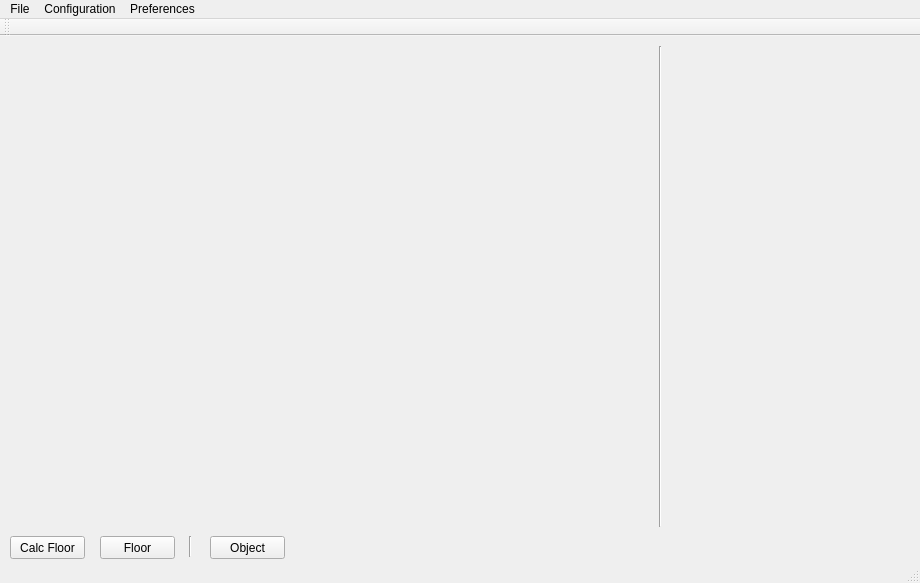
Before: the Qt Designer form Project/Speculum/Speculum/Speculum.ui in mariojgpinto/Thesis, drawn with Qt 5.
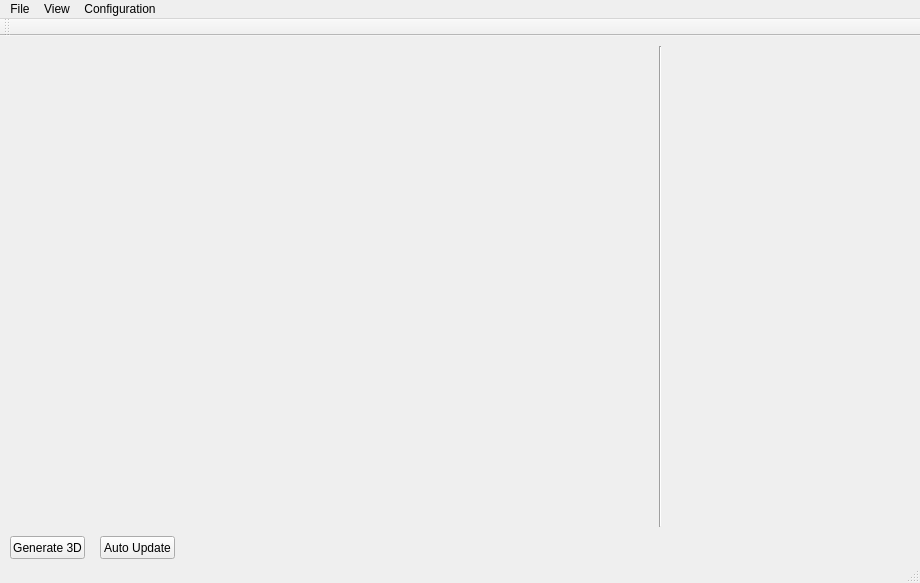
After: the same form once the commit is applied.

```diff
--- a/Project/Speculum/Speculum/Speculum.ui
+++ b/Project/Speculum/Speculum/Speculum.ui
@@ -52,19 +52,6 @@
      </rect>
     </property>
    </widget>
-   <widget class="QPushButton" name="_main_push_button_floor">
-    <property name="geometry">
-     <rect>
-      <x>10</x>
-      <y>500</y>
-      <width>75</width>
-      <height>23</height>
-     </rect>
-    </property>
-    <property name="text">
-     <string>Calc Floor</string>
-    </property>
-   </widget>
    <widget class="Line" name="line">
     <property name="geometry">
      <rect>
@@ -88,7 +75,20 @@
      </rect>
     </property>
    </widget>
-   <widget class="QPushButton" name="_main_push_button_mirrors">
+   <widget class="QPushButton" name="_main_push_button_generate_3d">
+    <property name="geometry">
+     <rect>
+      <x>10</x>
+      <y>500</y>
+      <width>75</width>
+      <height>23</height>
+     </rect>
+    </property>
+    <property name="text">
+     <string>Generate 3D</string>
+    </property>
+   </widget>
+   <widget class="QPushButton" name="_main_push_button_auto_update">
     <property name="geometry">
      <rect>
       <x>100</x>
@@ -98,33 +98,7 @@
      </rect>
     </property>
     <property name="text">
-     <string>Floor</string>
-    </property>
-   </widget>
-   <widget class="QPushButton" name="_main_push_button_object">
-    <property name="geometry">
-     <rect>
-      <x>210</x>
-      <y>500</y>
-      <width>75</width>
-      <height>23</height>
-     </rect>
-    </property>
-    <property name="text">
-     <string>Object</string>
-    </property>
-   </widget>
-   <widget class="Line" name="line_2">
-    <property name="geometry">
-     <rect>
-      <x>180</x>
-      <y>500</y>
-      <width>20</width>
-      <height>21</height>
-     </rect>
-    </property>
-    <property name="orientation">
-     <enum>Qt::Vertical</enum>
+     <string>Auto Update</string>
     </property>
    </widget>
   </widget>
@@ -166,13 +140,13 @@
    </widget>
    <widget class="QMenu" name="menuPreferences">
     <property name="title">
-     <string>Preferences</string>
+     <string>View</string>
     </property>
     <addaction name="_main_action_preferences"/>
    </widget>
    <addaction name="menuFile"/>
-   <addaction name="menuConfiguration"/>
    <addaction name="menuPreferences"/>
+   <addaction name="menuConfiguration"/>
   </widget>
   <widget class="QToolBar" name="mainToolBar">
    <attribute name="toolBarArea">
```
Left out of the diff: 7 changed lines with no effect on the pictures.
